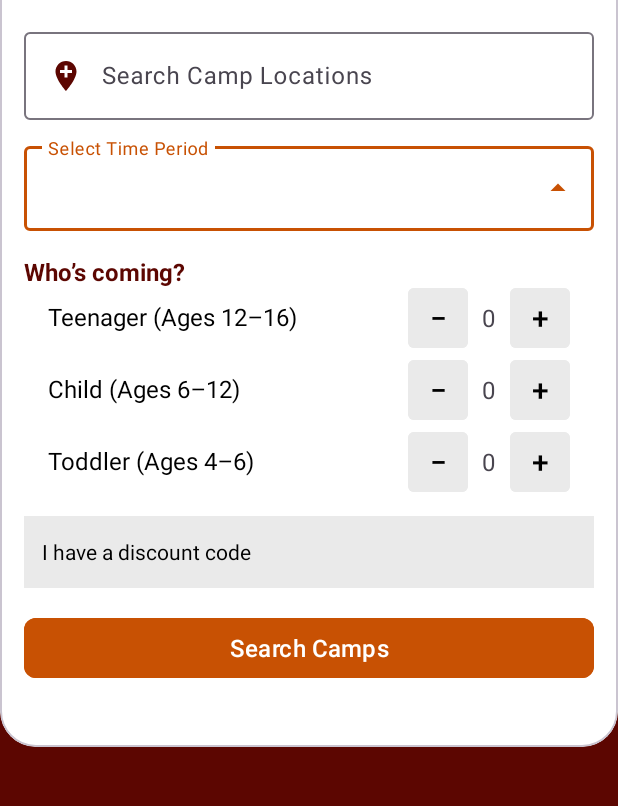
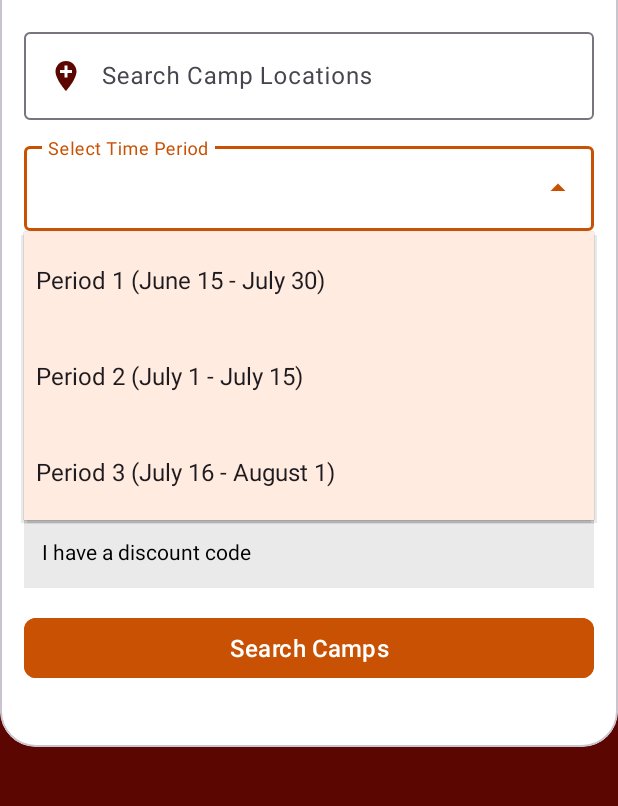
Before and after one commit to aravellalousta/CamperKids, an Android app: the screen it shows after launch (HomepageActivity), after a tap on an icon or button, on a phone screen of 412 x 824 dp, the part 108-914 px from its top. Run offline under Robolectric (Android 15) with nearby library versions, the phone set to English and light mode, and no system bars; our stand-ins replace Room's generated code.

Commit message:
dropdown options added

```diff
--- a/app/src/main/java/com/example/camperkids/HomepageActivity.java
+++ b/app/src/main/java/com/example/camperkids/HomepageActivity.java
@@ -5,6 +5,8 @@ import static java.sql.Types.NULL;
 import android.os.Bundle;
 import android.util.Log;
 import android.view.View;
+import android.widget.ArrayAdapter;
+import android.widget.AutoCompleteTextView;
 import android.widget.Button;
 import android.widget.TextView;
 import android.widget.Toast;
@@ -35,7 +37,47 @@ public class HomepageActivity extends AppCompatActivity {
         super.onCreate(savedInstanceState);
         setContentView(R.layout.activity_homepage);
 
+        // Search for Location
+        searchFieldFunctionality();
 
+        // Dropdown with Periods
+        dropdownFunctionality();
+
+
+
+
+        // Setting up the counter titles (Teenager, Child, Toddler)
+        categories = getResources().getStringArray(R.array.category_titles);
+        setupCounter(R.id.rowTeen,      categories[0], newCount -> teenCount  = newCount);
+        setupCounter(R.id.rowChild,     categories[1], newCount -> childCount = newCount);
+        setupCounter(R.id.rowToddler,   categories[2], newCount -> toddCount  = newCount);
+
+
+
+    }
+
+    private void dropdownFunctionality() {
+        AutoCompleteTextView periodDropdown = findViewById(R.id.periodDropdown);
+
+        String[] timePeriods = new String[] {
+                "Period 1 (June 15 - July 30)",
+                "Period 2 (July 1 - July 15)",
+                "Period 3 (July 16 - August 1)"
+        };
+
+        ArrayAdapter<String> adapter = new ArrayAdapter<>(
+                this,
+                android.R.layout.simple_dropdown_item_1line,
+                timePeriods
+        );
+
+        periodDropdown.setAdapter(adapter);
+        periodDropdown.setDropDownBackgroundResource(R.color.color_dropdown);
+
+
+    }
+
+    private void searchFieldFunctionality() {
         // Searching for locations
         TextInputEditText searchInput = findViewById(R.id.etLocation);
         Button searchButton = findViewById(R.id.btnSearch);
@@ -46,14 +88,13 @@ public class HomepageActivity extends AppCompatActivity {
                 Toast.makeText(this, "Please enter a region name", Toast.LENGTH_SHORT).show();
                 return;
             }
-            // Fetch the users name from the database to display on the welcome message
+
             db = Room.databaseBuilder(
                     getApplicationContext(),
                     AppDatabase.class,
                     "camper_kids.db"
             ).build();
             regionDao = db.regionDao();
-            System.out.println(regionDao);
 
             // Run Room query in background
             Executors.newSingleThreadExecutor().execute(() -> {
@@ -68,17 +109,6 @@ public class HomepageActivity extends AppCompatActivity {
                 }
             });
         });
-
-
-
-        // Setting up the counter titles (Teenager, Child, Toddler)
-        categories = getResources().getStringArray(R.array.category_titles);
-        setupCounter(R.id.rowTeen,      categories[0], newCount -> teenCount  = newCount);
-        setupCounter(R.id.rowChild,     categories[1], newCount -> childCount = newCount);
-        setupCounter(R.id.rowToddler,   categories[2], newCount -> toddCount  = newCount);
-
-
-
     }
 
     // callback interface for count changes
--- a/app/src/main/res/values/colors.xml
+++ b/app/src/main/res/values/colors.xml
@@ -9,4 +9,6 @@
         <color name="color_on_tertiary">#FFFFFF</color>       <!-- Text/icons on tertiary -->
         <color name="color_surface">#FFFFFF</color>           <!-- Cards, sheets, etc. -->
         <color name="color_on_surface">#000000</color>        <!-- Main text -->
+        <color name="color_dropdown">#FFEBDF</color>        <!-- Dropdown -->
+
 </resources>
--- /dev/null
+++ b/app/src/main/res/values/ids.xml
@@ -0,0 +1,4 @@
+<?xml version="1.0" encoding="utf-8"?>
+<resources>
+
+</resources>
```
